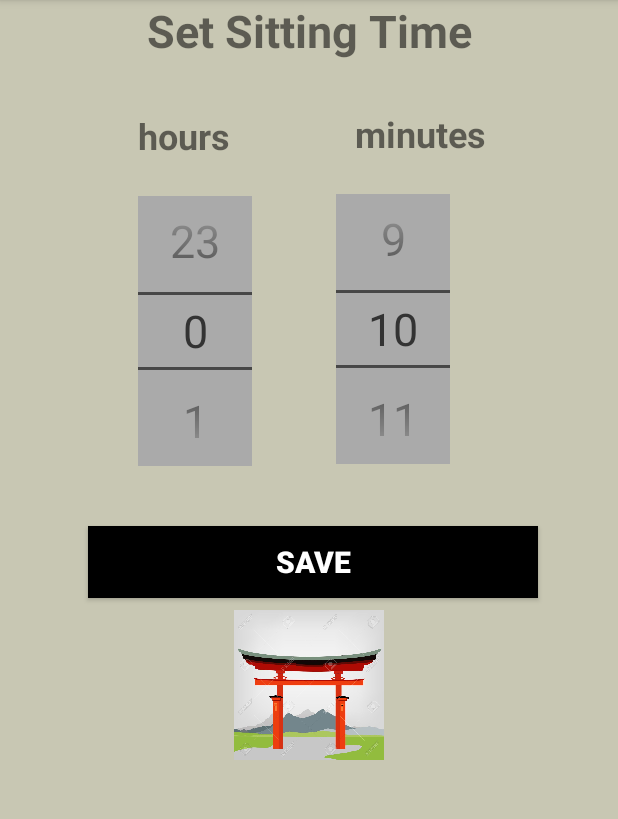
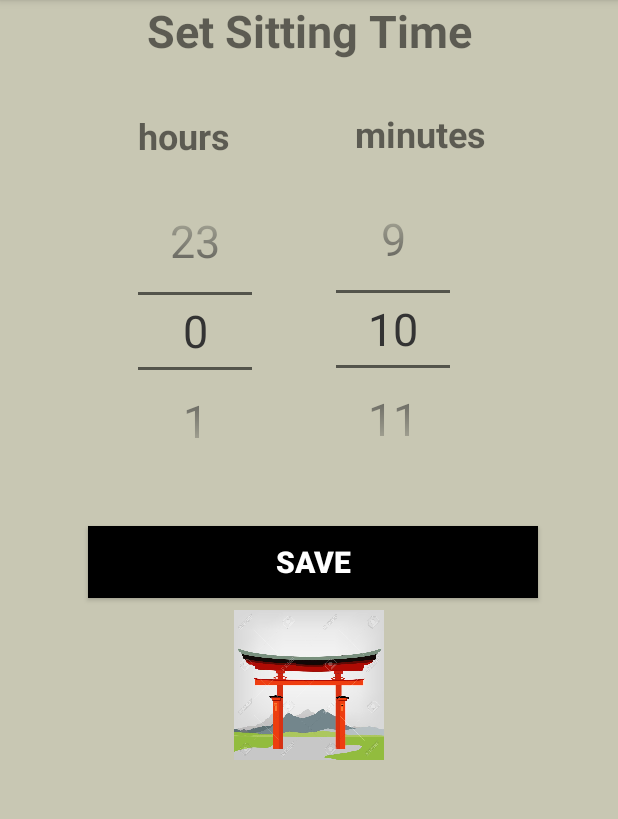
Before and after one commit to marhab21/MiniZendo_Android, an Android app: the screen it shows after launch (AddSessionActivity), after a tap on an icon or button, on a phone screen of 412 x 824 dp, the part 84-903 px from its top. Run offline under Robolectric (Android 15) with nearby library versions, the phone set to English and light mode, and no system bars; libraries missing offline, so code that uses them is left out: io.realm; 6 statements that could not run were skipped.

Commit message:
Adding text if the list is empty...changing the color of the date picker background... Limiting the number of sessions to 6 Adding the Splash Screen

```diff
--- a/app/src/main/AndroidManifest.xml
+++ b/app/src/main/AndroidManifest.xml
@@ -11,15 +11,17 @@
         android:supportsRtl="true"
         android:theme="@style/AppTheme">
         <activity
-            android:name=".MainActivity"
+            android:name=".SplashActivity"
             android:label="@string/app_name"
-            android:theme="@style/AppTheme.NoActionBar">
+            android:configChanges="orientation|keyboardHidden|screenSize"
+            android:theme="@style/FullscreenTheme">
             <intent-filter>
                 <action android:name="android.intent.action.MAIN" />
 
                 <category android:name="android.intent.category.LAUNCHER" />
             </intent-filter>
         </activity>
+        <activity android:name=".MainActivity" />
         <activity android:name=".AddSessionActivity" />
         <activity android:name=".SessionActivity" />
 
--- a/app/src/main/java/com/marhabweb/minizendo/AddSessionActivity.kt
+++ b/app/src/main/java/com/marhabweb/minizendo/AddSessionActivity.kt
@@ -27,13 +27,11 @@ class AddSessionActivity : AppCompatActivity() {
         val saveButton = findViewById<Button>(R.id.saveButton)
 
         saveButton.setOnClickListener {
-            println("Hour Value = " + hourValue)
-            println("Minute Value = " + minsValue)
 
             val session = Session(hourValue, minsValue)
 
             val realm = Realm.getDefaultInstance()
-            val result = realm.where(Session::class.java).equalTo("durationInSeconds", session?.durationInSeconds).findFirst()
+            val result = realm.where(Session::class.java).equalTo("durationInSeconds", session.durationInSeconds).findFirst()
             if (result != null) {
                  showSimpleAlert()
                  // Leave without adding anything
@@ -44,7 +42,7 @@ class AddSessionActivity : AppCompatActivity() {
                 realm.commitTransaction()
                 finish()
             }
-            // Get the time
+
         }
 
 
--- a/app/src/main/java/com/marhabweb/minizendo/MainActivity.kt
+++ b/app/src/main/java/com/marhabweb/minizendo/MainActivity.kt
@@ -2,10 +2,13 @@ package com.marhabweb.minizendo
 
 import android.content.Intent
 import android.os.Bundle
+import android.support.design.widget.FloatingActionButton
 import android.support.v7.app.AppCompatActivity
 import android.view.Menu
 import android.view.MenuItem
+import android.view.View
 import android.widget.ListView
+import android.widget.TextView
 import android.widget.Toast
 import io.realm.Realm
 import kotlinx.android.synthetic.main.activity_main.*
@@ -15,10 +18,11 @@ import org.jetbrains.anko.toast
 class MainActivity : AppCompatActivity() {
 
 
+
     override fun onCreate(savedInstanceState: Bundle?) {
         super.onCreate(savedInstanceState)
         setContentView(R.layout.activity_main)
-        setSupportActionBar(toolbar)
+       // setSupportActionBar(toolbar)
 
         fab.setOnClickListener { view ->
             val addIntent = Intent(this, AddSessionActivity::class.java)
@@ -32,19 +36,49 @@ class MainActivity : AppCompatActivity() {
     override fun onResume() {
         super.onResume()
 
+        val textView:TextView = findViewById(R.id.noListText)
+        val listView = findViewById<ListView>(R.id.sessionListView)
+        val fab = findViewById<FloatingActionButton>(R.id.fab)
+
         val realm = Realm.getDefaultInstance()
 
         val query = realm.where(Session::class.java)
         val results = query.findAll()
 
-        val listView = findViewById<ListView>(R.id.sessionListView)
+        if (results.count() == 0) {
 
-        val adapter = CustomAdapter(this, results)
-        listView.adapter = adapter
+          setListMode(listView, textView, false)
+
+        } else {
+
+            setListMode(listView, textView, true)
+            val adapter = CustomAdapter(this, results)
+            listView.adapter = adapter
+
+
+
+            if (results.count() == 6)
+            {
+
+                fab.setEnabled(false)
+
+            } else {
+                fab.setEnabled(true)
+            }
+        }
 
     }
 
-
+    // Replace the list with text, if the list is empty.
+    private fun setListMode(list: View, text: View, active: Boolean) {
+        if (active == true) {
+            list.visibility = View.VISIBLE
+            text.visibility = View.INVISIBLE
+        } else {
+            list.visibility = View.INVISIBLE
+            text.visibility = View.VISIBLE
+        }
+    }
 
     override fun onDestroy() {
         super.onDestroy()
@@ -66,10 +100,11 @@ class MainActivity : AppCompatActivity() {
                 if (result != null) {
                     result.deleteFromRealm()
                     realm.commitTransaction()
-                    onResume()
+                    Resume()
+
                 }
                 try {
-                    val check = realm.where(Session::class.java).equalTo("id", session?.getId()).findFirst()
+                    realm.where(Session::class.java).equalTo("id", session?.getId()).findFirst()
                 } catch(e: IllegalStateException) {
                     toast("Session Deleted!")
                 }
@@ -79,6 +114,13 @@ class MainActivity : AppCompatActivity() {
                 toast("No action taken")
             }
         }.show()
+    }
+
+    // Reload the Activity, to refresh the list...
+    private fun Resume() {
+        val intent = Intent(this, MainActivity::class.java)
+        intent.flags = Intent.FLAG_ACTIVITY_REORDER_TO_FRONT
+        startActivity(intent)
     }
 
     //General code here
--- a/app/src/main/java/com/marhabweb/minizendo/Session.kt
+++ b/app/src/main/java/com/marhabweb/minizendo/Session.kt
@@ -51,7 +51,7 @@ open class Session() : RealmObject() {
 
         var hrText = "hour"
         var minText = "minutes"
-        var totalText = "Life is short...";
+        var totalText: String
 
         val minutes = displayDuration
         val hours = minutes / 60
--- /dev/null
+++ b/app/src/main/java/com/marhabweb/minizendo/SplashActivity.kt
@@ -0,0 +1,43 @@
+package com.marhabweb.minizendo
+
+import android.content.Intent
+import android.os.Bundle
+import android.os.Handler
+import android.support.v7.app.AppCompatActivity
+
+
+class SplashActivity : AppCompatActivity() {
+    private var mDelayHandler: Handler? = null
+    private val SPLASH_DELAY: Long = 3000 //3 seconds
+
+    internal val mRunnable: Runnable = Runnable {
+        if (!isFinishing) {
+
+            val intent = Intent(applicationContext, MainActivity::class.java)
+            startActivity(intent)
+            finish()
+        }
+    }
+
+    override fun onCreate(savedInstanceState: Bundle?) {
+        super.onCreate(savedInstanceState)
+        setContentView(R.layout.activity_splash)
+
+        //Initialize the Handler
+        mDelayHandler = Handler()
+
+        //Navigate with delay
+        mDelayHandler!!.postDelayed(mRunnable, SPLASH_DELAY)
+
+    }
+
+    public override fun onDestroy() {
+
+        if (mDelayHandler != null) {
+            mDelayHandler!!.removeCallbacks(mRunnable)
+        }
+
+        super.onDestroy()
+    }
+
+}
--- a/app/src/main/res/layout/activity_add_session.xml
+++ b/app/src/main/res/layout/activity_add_session.xml
@@ -36,7 +36,7 @@
         android:layout_marginEnd="84dp"
         android:layout_marginStart="56dp"
         android:layout_marginTop="24dp"
-        android:background="@android:color/darker_gray"
+        android:background="@color/zenColor"
         android:textStyle="bold"
         app:layout_constraintEnd_toEndOf="parent"
         app:layout_constraintHorizontal_bias="0.0"
@@ -50,7 +50,7 @@
         android:layout_height="wrap_content"
         android:layout_marginStart="92dp"
         android:layout_marginTop="24dp"
-        android:background="@android:color/darker_gray"
+        android:background="@color/zenColor"
         android:textStyle="bold"
         app:layout_constraintStart_toStartOf="parent"
         app:layout_constraintTop_toBottomOf="@+id/hoursText" />
@@ -105,6 +105,7 @@
         android:layout_height="100dp"
         android:layout_centerInParent="true"
         android:layout_marginTop="8dp"
+        android:contentDescription="Zen gate background"
         app:layout_constraintEnd_toEndOf="parent"
         app:layout_constraintStart_toStartOf="parent"
         app:layout_constraintTop_toBottomOf="@+id/saveButton"
--- a/app/src/main/res/values/colors.xml
+++ b/app/src/main/res/values/colors.xml
@@ -5,4 +5,6 @@
     <color name="colorAccent">#FF4081</color>
     <color name="circleColor">#A9A9A9</color>
     <color name="zenColor">#C8C7B3</color>
+    <color name="colorBlack">#000000</color>
+    <color name="black_overlay">#66000000</color>
 </resources>
--- a/app/src/main/res/values/strings.xml
+++ b/app/src/main/res/values/strings.xml
@@ -8,4 +8,5 @@
     <string name="minutes">minutes</string>
     <string name="save">SAVE</string>
     <string name="_00_00">00:00</string>
+    <string name="mini_zendo">Mini Zendo</string>
 </resources>
--- a/app/src/main/res/values/styles.xml
+++ b/app/src/main/res/values/styles.xml
@@ -1,4 +1,24 @@
 <resources>
+
+    <!-- Base application theme. -->
+   <!-- <style name="AppTheme" parent="Theme.AppCompat.Light.DarkActionBar">
+
+        <item name="colorPrimary">@color/colorPrimary</item>
+        <item name="colorPrimaryDark">@color/colorPrimaryDark</item>
+        <item name="colorAccent">@color/colorAccent</item>
+    </style> -->
+
+    <style name="FullscreenTheme" parent="Theme.AppCompat.NoActionBar">
+        <item name="android:actionBarStyle">@style/FullscreenActionBarStyle</item>
+        <item name="android:windowActionBarOverlay">true</item>
+        <item name="android:windowBackground">@null</item>
+        <item name="metaButtonBarStyle">?android:attr/buttonBarStyle</item>
+        <item name="metaButtonBarButtonStyle">?android:attr/buttonBarButtonStyle</item>
+    </style>
+
+    <style name="FullscreenActionBarStyle" parent="Widget.AppCompat.ActionBar">
+        <item name="android:background">@color/black_overlay</item>
+    </style>
 
     <!-- Base application theme. -->
     <style name="AppTheme" parent="Theme.AppCompat.Light.DarkActionBar">
```
Also changed, not shown: app/src/main/res/layout/activity_splash.xml (added, +25 -0 lines), app/src/main/res/layout/content_main.xml (+17 -1 lines), app/src/main/res/values/attrs.xml (added, +17 -0 lines), app/src/main/res/xml/number_picker_info.xml (added, +12 -0 lines).
